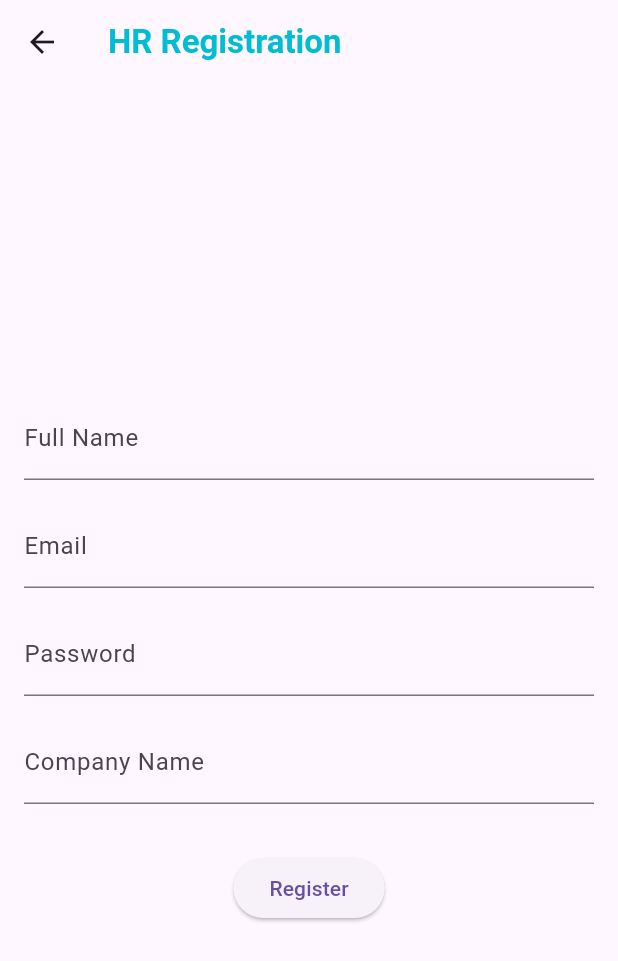
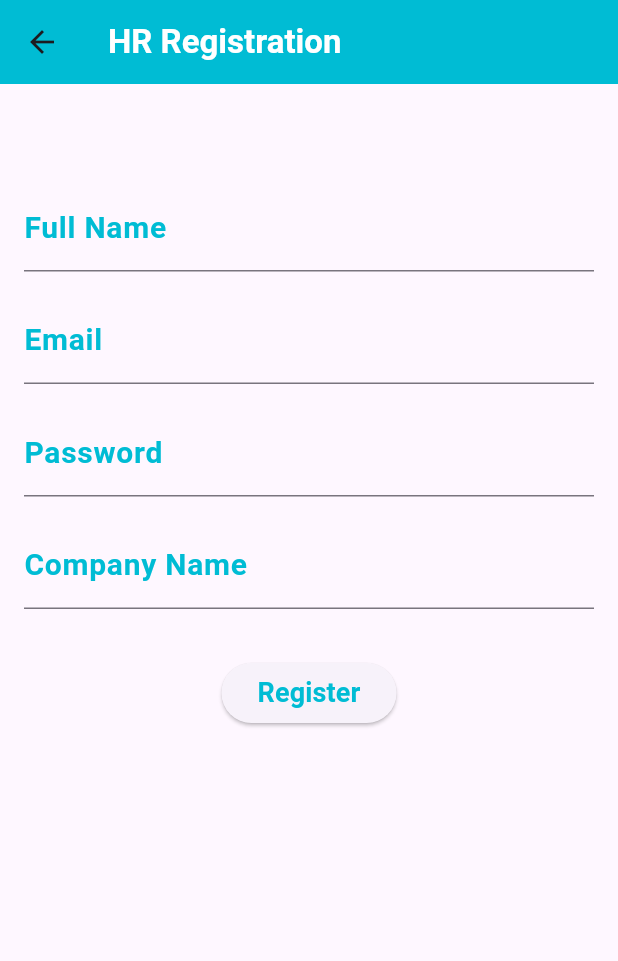
Before and after one commit to MostafaKhattab0/careerconnect, a Flutter app: the HrRegistration screen opened by its route, on a phone screen of 412 x 824 dp. Shown: the top 961 px of the screen. Run offline on Flutter 3.47's test engine with Material 3 defaults, Android fonts, the light colour scheme and no system bars; our stand-ins replace animated_splash_screen, cloud_firestore, firebase_auth, firebase_core, firebase_storage, image_picker; accounts and stored records are empty; network calls fail.

Commit message:
Update hrRegistration.dart

```diff
--- a/lib/auth/hrRegistration.dart
+++ b/lib/auth/hrRegistration.dart
@@ -11,21 +11,17 @@ class _HrRegistrationState extends State<HrRegistration> {
   final FirebaseAuth _auth = FirebaseAuth.instance;
   final FirebaseFirestore _firestore = FirebaseFirestore.instance;
 
-
   TextEditingController nameController = TextEditingController();
   TextEditingController emailController = TextEditingController();
   TextEditingController passwordController = TextEditingController();
   TextEditingController companyController = TextEditingController();
 
-
   void registerHr() async {
     try {
-
       UserCredential userCredential = await _auth.createUserWithEmailAndPassword(
         email: emailController.text.trim(),
         password: passwordController.text.trim(),
       );
-
 
       await _firestore.collection('users').doc(userCredential.user!.uid).set({
         'name': nameController.text.trim(),
@@ -33,7 +29,6 @@ class _HrRegistrationState extends State<HrRegistration> {
         'companyName': companyController.text.trim(),
         'role': 'HR',
       });
-
 
       Navigator.pushNamed(context, '/hrHome');
     } catch (e) {
@@ -47,43 +42,85 @@ class _HrRegistrationState extends State<HrRegistration> {
   Widget build(BuildContext context) {
     return Scaffold(
       appBar: AppBar(
-        title: Text('HR Registration',
+        title: Text(
+          'HR Registration',
           style: TextStyle(
             fontWeight: FontWeight.w600,
-            color: Colors.cyan,
-          ),),
+            color: Colors.white,
+            fontSize: 22,
           ),
-      body: Padding(
+        ),
+        backgroundColor: Colors.cyan,
+      ),
+      body: SingleChildScrollView(
+        child: Padding(
           padding: const EdgeInsets.all(16.0),
           child: Column(
             mainAxisAlignment: MainAxisAlignment.center,
             children: [
+              SizedBox(height: 50),
               TextFormField(
                 controller: nameController,
-              decoration: InputDecoration(labelText: 'Full Name'),
+                decoration: InputDecoration(
+                  labelText: 'Full Name',
+                  labelStyle: TextStyle(
+                    fontWeight: FontWeight.w600,
+                    color: Colors.cyan,
+                    fontSize: 20,
+                  ),
+                ),
               ),
               SizedBox(height: 16),
               TextFormField(
                 controller: emailController,
-              decoration: InputDecoration(labelText: 'Email'),
+                decoration: InputDecoration(
+                  labelText: 'Email',
+                  labelStyle: TextStyle(
+                    fontWeight: FontWeight.w600,
+                    color: Colors.cyan,
+                    fontSize: 20,
+                  ),
+                ),
               ),
               SizedBox(height: 16),
               TextFormField(
                 controller: passwordController,
-              decoration: InputDecoration(labelText: 'Password'),
+                decoration: InputDecoration(
+                  labelText: 'Password',
+                  labelStyle: TextStyle(
+                    fontWeight: FontWeight.w600,
+                    color: Colors.cyan,
+                    fontSize: 20,
+                  ),
+                ),
                 obscureText: true,
               ),
               SizedBox(height: 16),
               TextFormField(
                 controller: companyController,
-              decoration: InputDecoration(labelText: 'Company Name'),
+                decoration: InputDecoration(
+                  labelText: 'Company Name',
+                  labelStyle: TextStyle(
+                    fontWeight: FontWeight.w600,
+                    color: Colors.cyan,
+                    fontSize: 20,
+                  ),
+                ),
               ),
               SizedBox(height: 32),
               ElevatedButton(
                 onPressed: registerHr,
-              child: Text('Register'),
+                child: Text(
+                  'Register',
+                  style: TextStyle(
+                    fontWeight: FontWeight.w600,
+                    color: Colors.cyan,
+                    fontSize: 18,
+                  ),
+                ),
               ),
             ],
+          ),
         ),
       ),
     );
```
Lines whose indentation alone changed are shown as unchanged.
